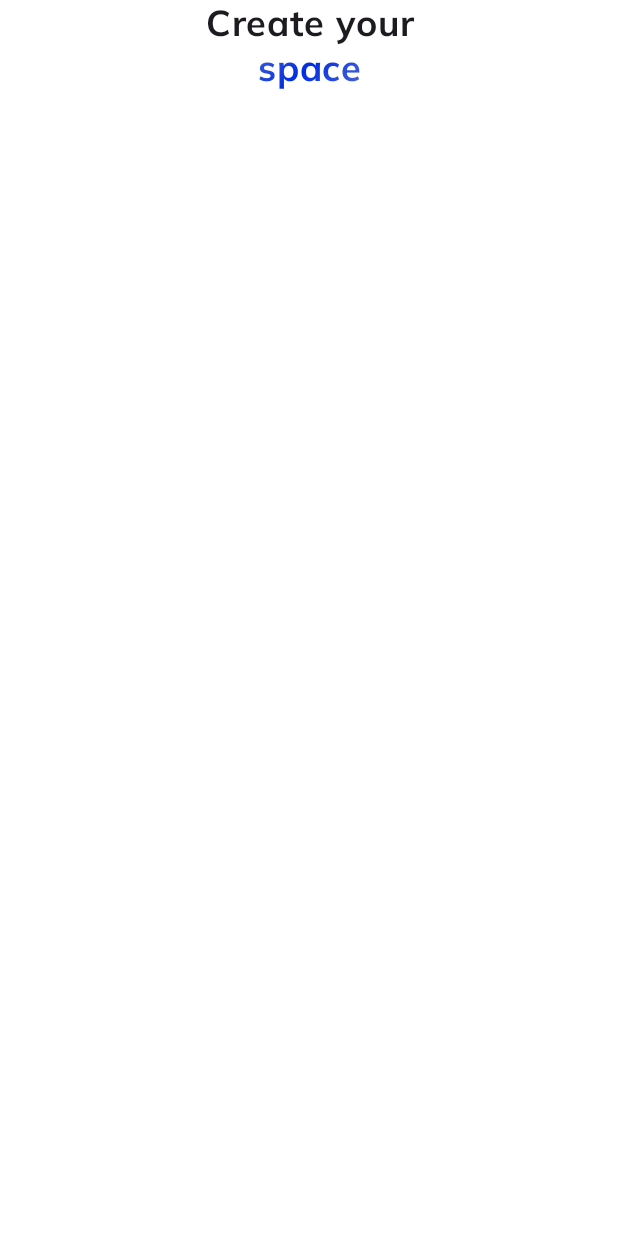
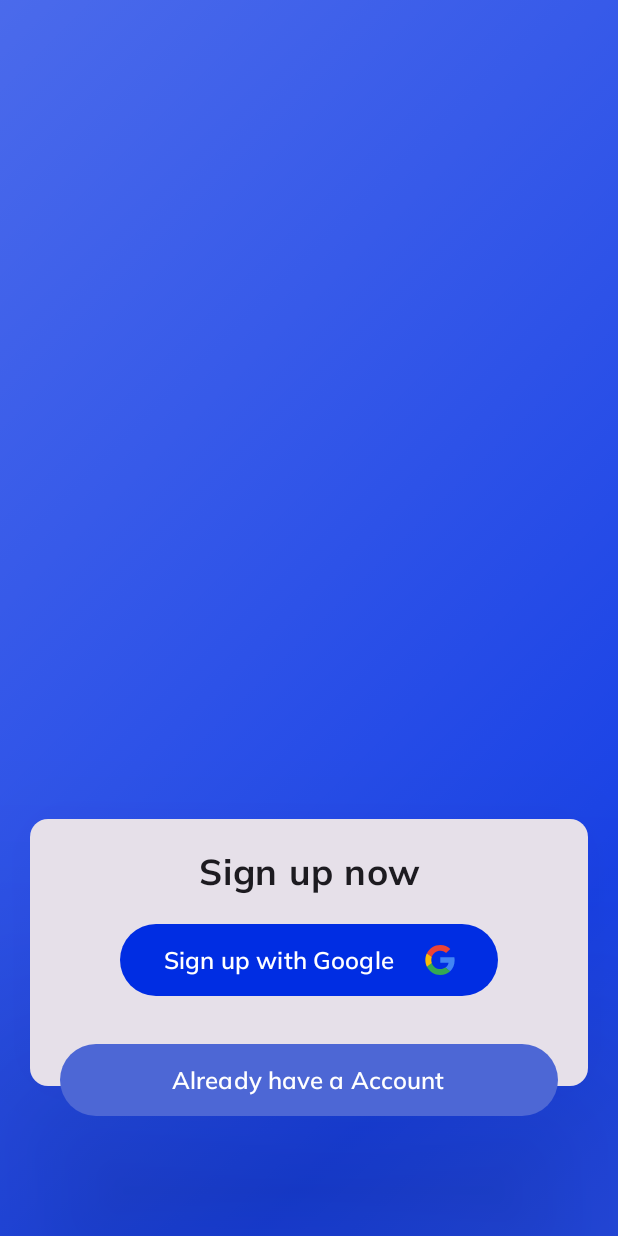
Before and after one commit to SmitCoderX/FurnSpace, an Android app built with Jetpack Compose: the screen it shows after launch (MainActivity), after a tap on "Start Networking", on a phone screen of 412 x 824 dp. Run offline under Robolectric (Android 15) with nearby library versions, the phone set to English and light mode, and no system bars; our stand-ins replace Shimmer, Timber; 1 other tap on this screen came first.

Commit message:
wip create account screen

```diff
--- a/app/src/main/java/com/smitcoderx/learn/furnspace/presentation/createAccount/CreateAccount.kt
+++ b/app/src/main/java/com/smitcoderx/learn/furnspace/presentation/createAccount/CreateAccount.kt
@@ -1,36 +1,113 @@
 package com.smitcoderx.learn.furnspace.presentation.createAccount
 
+import androidx.compose.foundation.background
 import androidx.compose.foundation.layout.Arrangement
+import androidx.compose.foundation.layout.Box
 import androidx.compose.foundation.layout.Column
-import androidx.compose.foundation.layout.fillMaxWidth
+import androidx.compose.foundation.layout.fillMaxSize
+import androidx.compose.foundation.layout.padding
+import androidx.compose.material3.Card
+import androidx.compose.material3.CardDefaults
 import androidx.compose.material3.Text
 import androidx.compose.runtime.Composable
+import androidx.compose.runtime.getValue
+import androidx.compose.runtime.mutableStateOf
+import androidx.compose.runtime.remember
+import androidx.compose.runtime.setValue
+import androidx.compose.ui.Alignment
 import androidx.compose.ui.Modifier
 import androidx.compose.ui.res.stringResource
-import androidx.compose.ui.text.SpanStyle
-import androidx.compose.ui.text.buildAnnotatedString
 import androidx.compose.ui.text.font.FontWeight
 import androidx.compose.ui.text.style.TextAlign
+import androidx.compose.ui.unit.dp
 import androidx.compose.ui.unit.sp
+import androidx.navigation.NavHostController
 import com.smitcoderx.learn.furnspace.R
 import com.smitcoderx.learn.furnspace.presentation.theme.Fonts
+import com.smitcoderx.learn.furnspace.presentation.theme.LightAccentColor
+import com.smitcoderx.learn.furnspace.presentation.widgets.RenderButton
+import com.smitcoderx.learn.furnspace.presentation.widgets.Space
 import com.smitcoderx.learn.furnspace.presentation.widgets.shimmerEffect
 
 @Composable
-fun CreateAccount() {
-    Column(verticalArrangement = Arrangement.SpaceBetween) {
+fun CreateAccount(rootNavigation: NavHostController) {
+    var accountState by remember { mutableStateOf(AccountState.Signup) }
+    Box(
+        modifier = Modifier
+            .fillMaxSize()
+            .background(brush = shimmerEffect(512.sp, true))
+    ) {
+        Card(
+            modifier = Modifier
+                .align(Alignment.BottomCenter)
+                .padding(horizontal = 20.dp)
+                .padding(bottom = 100.dp),
+            elevation = CardDefaults.cardElevation(defaultElevation = 100.dp)
+        ) {
+            if (accountState.name == AccountState.Signup.name) RenderSignup { } else RenderSignIn { }
+        }
+        RenderButton(
+            modifier = Modifier
+                .align(Alignment.BottomCenter)
+                .padding(bottom = 80.dp),
+            bgColor = LightAccentColor,
+            text = if (accountState.name == AccountState.Signup.name) stringResource(R.string.already_account)
+            else stringResource(R.string.create_account),
+        ) {
+            accountState =
+                if (accountState.name == AccountState.Signup.name) AccountState.SignIn
+                else AccountState.Signup
+        }
+    }
+}
+
+@Composable
+private fun RenderSignup(onClick: () -> Unit) {
+    Column(
+        verticalArrangement = Arrangement.SpaceBetween,
+        horizontalAlignment = Alignment.CenterHorizontally,
+        modifier = Modifier.padding(20.dp)
+    ) {
         Text(
-            modifier = Modifier.fillMaxWidth(),
-            text = buildAnnotatedString {
-                append(stringResource(R.string.create_acc))
-                pushStyle(SpanStyle(brush = shimmerEffect()))
-                append(stringResource(R.string.create_acc_space))
-            },
-            fontSize = 24.sp,
+            "Sign up now", fontSize = 24.sp,
             fontWeight = FontWeight.Bold,
             fontFamily = Fonts.mulishFontFamily,
             textAlign = TextAlign.Center,
             lineHeight = 30.sp
         )
+        Space(20.dp)
+        RenderButton(
+            modifier = Modifier.padding(bottom = 40.dp),
+            stringResource(R.string.google_sign_up),
+            R.drawable.ic_google,
+        ) { onClick() }
     }
 }
+
+@Composable
+private fun RenderSignIn(onClick: () -> Unit) {
+    Column(
+        verticalArrangement = Arrangement.SpaceBetween,
+        horizontalAlignment = Alignment.CenterHorizontally,
+        modifier = Modifier.padding(20.dp)
+    ) {
+        Text(
+            "Sign in now", fontSize = 24.sp,
+            fontWeight = FontWeight.Bold,
+            fontFamily = Fonts.mulishFontFamily,
+            textAlign = TextAlign.Center,
+            lineHeight = 30.sp
+        )
+        Space(20.dp)
+        RenderButton(
+            modifier = Modifier.padding(bottom = 40.dp),
+            stringResource(R.string.google_sign_in),
+            R.drawable.ic_google,
+        ) { onClick() }
+    }
+}
+
+enum class AccountState {
+    Signup,
+    SignIn
+}
--- a/app/src/main/java/com/smitcoderx/learn/furnspace/presentation/navigation/RootNavigation.kt
+++ b/app/src/main/java/com/smitcoderx/learn/furnspace/presentation/navigation/RootNavigation.kt
@@ -24,7 +24,7 @@ fun RootNavigation() {
             PrivacyScreen()
         }
         composable(Screens.CreateAccount.title) {
-            CreateAccount()
+            CreateAccount(navController)
         }
     }
 }
--- a/app/src/main/java/com/smitcoderx/learn/furnspace/presentation/onboarding/OnboardingScreen.kt
+++ b/app/src/main/java/com/smitcoderx/learn/furnspace/presentation/onboarding/OnboardingScreen.kt
@@ -1,20 +1,15 @@
 package com.smitcoderx.learn.furnspace.presentation.onboarding
 
-import androidx.compose.foundation.background
 import androidx.compose.foundation.clickable
 import androidx.compose.foundation.layout.Arrangement
 import androidx.compose.foundation.layout.Column
 import androidx.compose.foundation.layout.fillMaxSize
-import androidx.compose.foundation.layout.fillMaxWidth
 import androidx.compose.foundation.layout.padding
 import androidx.compose.foundation.layout.size
-import androidx.compose.foundation.shape.RoundedCornerShape
-import androidx.compose.material3.Button
 import androidx.compose.material3.Text
 import androidx.compose.runtime.Composable
 import androidx.compose.ui.Alignment
 import androidx.compose.ui.Modifier
-import androidx.compose.ui.graphics.Color
 import androidx.compose.ui.layout.ContentScale
 import androidx.compose.ui.res.stringResource
 import androidx.compose.ui.text.SpanStyle
@@ -25,9 +20,9 @@ import androidx.compose.ui.unit.sp
 import androidx.navigation.NavHostController
 import com.smitcoderx.learn.furnspace.R
 import com.smitcoderx.learn.furnspace.core.Screens
-import com.smitcoderx.learn.furnspace.presentation.theme.AccentColor
 import com.smitcoderx.learn.furnspace.presentation.theme.Fonts
 import com.smitcoderx.learn.furnspace.presentation.widgets.AsyncImagePainter
+import com.smitcoderx.learn.furnspace.presentation.widgets.RenderButton
 import com.smitcoderx.learn.furnspace.presentation.widgets.Space
 import com.smitcoderx.learn.furnspace.presentation.widgets.shimmerEffect
 
@@ -69,20 +64,8 @@ fun OnboardingScreen(rootNavigation: NavHostController) {
                 })
             )
             Space(20.dp)
-            Button(
-                modifier = Modifier
-                    .fillMaxWidth()
-                    .padding(horizontal = 40.dp)
-                    .background(AccentColor, RoundedCornerShape(40.dp)),
-                onClick = { rootNavigation.navigate(Screens.CREATE) }
-            ) {
-                Text(
-                    stringResource(R.string.login_button_text),
-                    color = Color.White,
-                    fontFamily = Fonts.mulishFontFamily,
-                    fontWeight = FontWeight.SemiBold,
-                    fontSize = 16.sp
-                )
+            RenderButton(text = stringResource(R.string.login_button_text)) {
+                rootNavigation.navigate(Screens.CREATE)
             }
         }
     }
--- /dev/null
+++ b/app/src/main/java/com/smitcoderx/learn/furnspace/presentation/widgets/RenderButton.kt
@@ -0,0 +1,53 @@
+package com.smitcoderx.learn.furnspace.presentation.widgets
+
+import androidx.compose.foundation.background
+import androidx.compose.foundation.layout.Arrangement
+import androidx.compose.foundation.layout.Row
+import androidx.compose.foundation.layout.fillMaxWidth
+import androidx.compose.foundation.layout.padding
+import androidx.compose.foundation.layout.size
+import androidx.compose.foundation.shape.RoundedCornerShape
+import androidx.compose.material3.Button
+import androidx.compose.material3.Text
+import androidx.compose.runtime.Composable
+import androidx.compose.ui.Alignment
+import androidx.compose.ui.Modifier
+import androidx.compose.ui.graphics.Color
+import androidx.compose.ui.text.font.FontWeight
+import androidx.compose.ui.unit.dp
+import androidx.compose.ui.unit.sp
+import com.smitcoderx.learn.furnspace.presentation.theme.AccentColor
+import com.smitcoderx.learn.furnspace.presentation.theme.Fonts
+
+@Composable
+fun RenderButton(
+    modifier: Modifier = Modifier,
+    text: String,
+    drawable: Int? = null,
+    bgColor: Color = AccentColor,
+    onClick: () -> Unit
+) {
+    Button(
+        modifier = modifier
+            .fillMaxWidth()
+            .padding(horizontal = 40.dp)
+            .background(bgColor, RoundedCornerShape(40.dp)),
+        onClick = onClick
+    ) {
+        Row(
+            horizontalArrangement = Arrangement.SpaceBetween,
+            verticalAlignment = Alignment.CenterVertically
+        ) {
+            Text(
+                text,
+                color = Color.White,
+                fontFamily = Fonts.mulishFontFamily,
+                fontWeight = FontWeight.SemiBold,
+                fontSize = 16.sp
+            )
+            if (drawable == null) return@Button
+            Space(20.dp)
+            AsyncImagePainter(drawable = drawable, modifier = Modifier.size(20.dp))
+        }
+    }
+}
--- a/app/src/main/java/com/smitcoderx/learn/furnspace/presentation/widgets/ShimmerEffect.kt
+++ b/app/src/main/java/com/smitcoderx/learn/furnspace/presentation/widgets/ShimmerEffect.kt
@@ -1,5 +1,6 @@
 package com.smitcoderx.learn.furnspace.presentation.widgets
 
+import androidx.compose.animation.core.FastOutSlowInEasing
 import androidx.compose.animation.core.LinearEasing
 import androidx.compose.animation.core.animateFloat
 import androidx.compose.animation.core.infiniteRepeatable
@@ -11,23 +12,37 @@ import androidx.compose.ui.geometry.Offset
 import androidx.compose.ui.graphics.Brush
 import androidx.compose.ui.graphics.TileMode
 import androidx.compose.ui.platform.LocalDensity
+import androidx.compose.ui.unit.TextUnit
 import androidx.compose.ui.unit.sp
 import com.smitcoderx.learn.furnspace.presentation.theme.AccentColor
 import com.smitcoderx.learn.furnspace.presentation.theme.ExtraLightAccentColor
 import com.smitcoderx.learn.furnspace.presentation.theme.LightAccentColor
 
 @Composable
-fun shimmerEffect(): Brush {
-    val gradientList = listOf(ExtraLightAccentColor, LightAccentColor, AccentColor)
-    val currentFontSizePx = with(LocalDensity.current) { 50.sp.toPx() }
+fun shimmerEffect(size: TextUnit = 50.sp, screen: Boolean = false): Brush {
+    val gradientList =
+        if (screen)
+            mutableListOf(
+                AccentColor.copy(alpha = 0.7f),
+                AccentColor.copy(alpha = 0.8f),
+                AccentColor.copy(alpha = 0.9f)
+            )
+        else
+            mutableListOf(ExtraLightAccentColor, LightAccentColor, AccentColor)
+    val currentFontSizePx = with(LocalDensity.current) { size.toPx() }
     val currentFontSizeDoublePx = currentFontSizePx * 2
 
     val infiniteTransition = rememberInfiniteTransition(label = "")
     val offset by infiniteTransition.animateFloat(
         initialValue = 0f,
         targetValue = currentFontSizeDoublePx,
-        animationSpec = infiniteRepeatable(tween(1200, easing = LinearEasing)),
-        label = ""
+        animationSpec = infiniteRepeatable(
+            tween(
+                if (!screen) 1200 else 2500,
+                easing = if (!screen) LinearEasing else FastOutSlowInEasing
+            )
+        ),
+        label = "Shimmer"
     )
     val brush = Brush.linearGradient(
         gradientList,
--- /dev/null
+++ b/app/src/main/res/drawable/ic_google.xml
@@ -0,0 +1,18 @@
+<vector xmlns:android="http://schemas.android.com/apk/res/android"
+    android:width="800dp"
+    android:height="800dp"
+    android:viewportWidth="262"
+    android:viewportHeight="262">
+  <path
+      android:pathData="M258.88,133.45c0,-10.73 -0.87,-18.57 -2.76,-26.69L133.55,106.76v48.45h71.95c-1.45,12.04 -9.28,30.17 -26.69,42.36l-0.24,1.62 38.76,30.02 2.68,0.27c24.66,-22.77 38.88,-56.28 38.88,-96.03"
+      android:fillColor="#4285F4"/>
+  <path
+      android:pathData="M133.55,261.1c35.25,0 64.84,-11.6 86.45,-31.62l-41.2,-31.91c-11.02,7.69 -25.82,13.06 -45.26,13.06 -34.52,0 -63.82,-22.77 -74.27,-54.25l-1.53,0.13 -40.3,31.19 -0.53,1.47C38.39,231.8 82.49,261.1 133.55,261.1"
+      android:fillColor="#34A853"/>
+  <path
+      android:pathData="M59.28,156.37c-2.76,-8.12 -4.35,-16.83 -4.35,-25.82 0,-8.99 1.6,-17.7 4.21,-25.82l-0.07,-1.73L18.26,71.31l-1.34,0.63C8.08,89.64 3,109.52 3,130.55s5.08,40.9 13.93,58.6l42.36,-32.78"
+      android:fillColor="#FBBC05"/>
+  <path
+      android:pathData="M133.55,50.48c24.51,0 41.05,10.59 50.48,19.44l36.84,-35.97C198.24,12.91 168.8,0 133.55,0 82.49,0 38.39,29.3 16.92,71.95l42.21,32.78c10.59,-31.48 39.89,-54.25 74.41,-54.25"
+      android:fillColor="#EB4335"/>
+</vector>
--- a/app/src/main/res/values/strings.xml
+++ b/app/src/main/res/values/strings.xml
@@ -11,6 +11,9 @@
     <string name="enter_pass">Enter Password</string>
     <string name="enter_email">Enter Email</string>
     <string name="sign_up">Sign Up</string>
-    <string name="already_account">Alerady have a Account</string>
+    <string name="already_account">Already have a Account</string>
+    <string name="create_account">Create account now</string>
     <string name="or_sign_in">Or Continue With\n</string>
+    <string name="google_sign_in">Sign in with Google</string>
+    <string name="google_sign_up">Sign up with Google</string>
 </resources>
```
